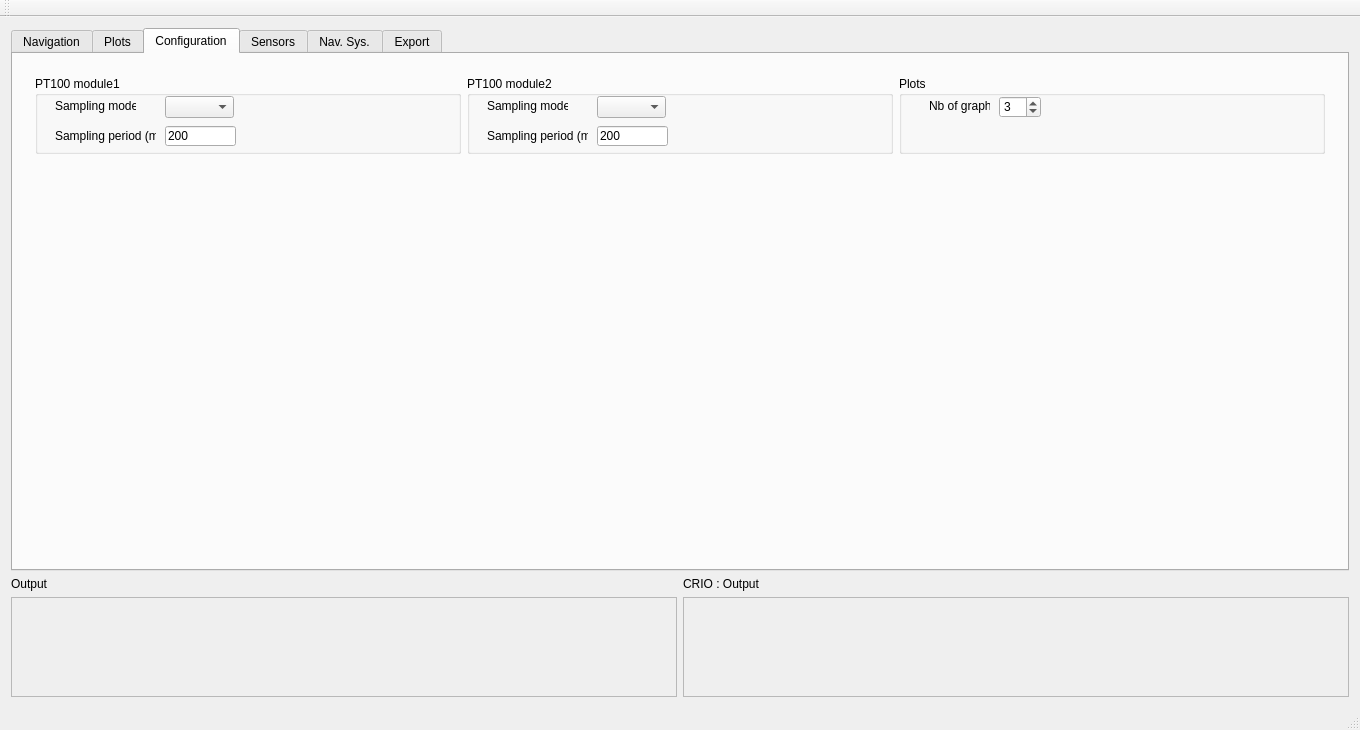
debelyoo/catamaran-ui, file mainwindow.ui: the form before one commit.
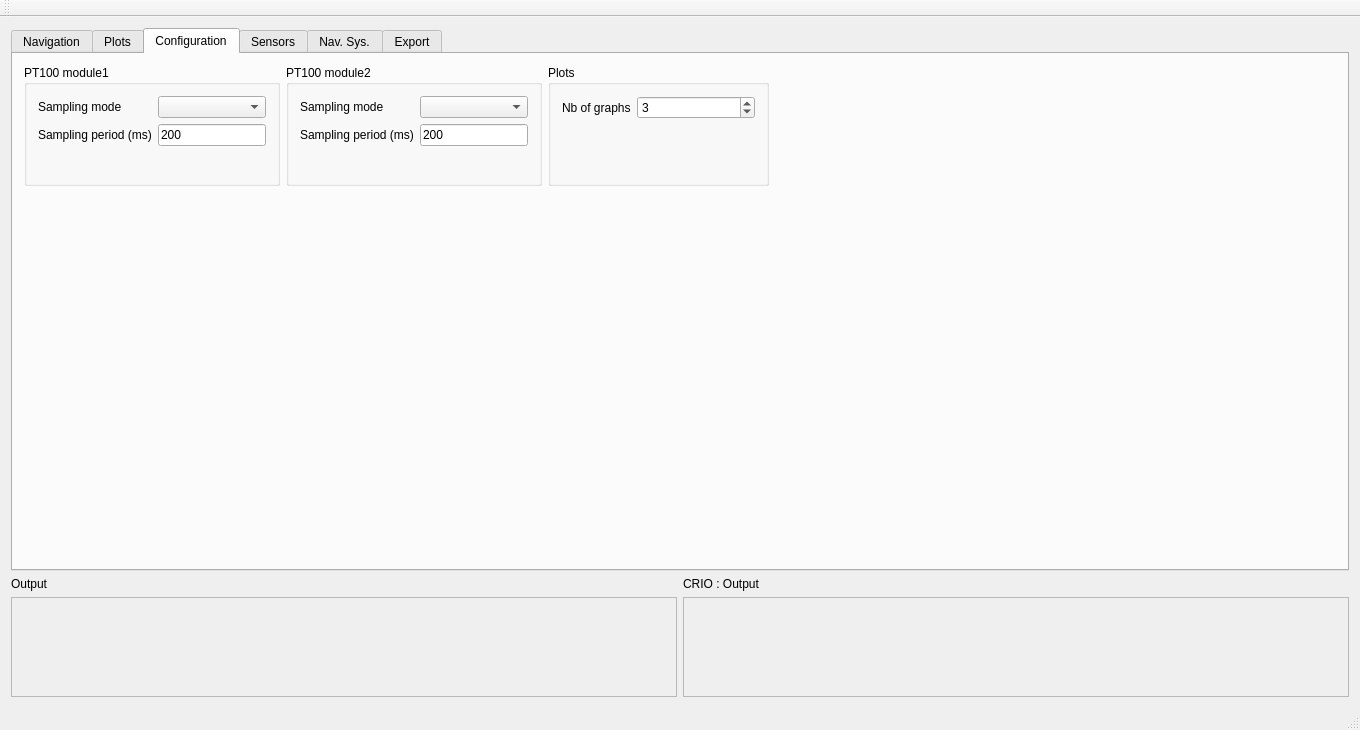
The form after the commit. The open tabs and pages were chosen to show the change. Icons and pictures are not drawn.

```diff
--- a/mainwindow.ui
+++ b/mainwindow.ui
@@ -722,159 +722,136 @@
        </attribute>
        <layout class="QVBoxLayout" name="verticalLayout_2">
         <item>
-         <widget class="QWidget" name="widget" native="true">
-          <property name="sizePolicy">
-           <sizepolicy hsizetype="Expanding" vsizetype="Fixed">
-            <horstretch>0</horstretch>
-            <verstretch>0</verstretch>
-           </sizepolicy>
-          </property>
-          <property name="minimumSize">
-           <size>
-            <width>700</width>
-            <height>100</height>
-           </size>
-          </property>
-          <layout class="QHBoxLayout" name="horizontalLayout">
+         <layout class="QHBoxLayout" name="horizontalLayout_11" stretch="1,0,1,1">
            <item>
             <widget class="QGroupBox" name="groupBox">
+            <property name="sizePolicy">
+             <sizepolicy hsizetype="Fixed" vsizetype="Fixed">
+              <horstretch>0</horstretch>
+              <verstretch>0</verstretch>
+             </sizepolicy>
+            </property>
+            <property name="minimumSize">
+             <size>
+              <width>221</width>
+              <height>121</height>
+             </size>
+            </property>
              <property name="title">
               <string>PT100 module1</string>
              </property>
-             <widget class="QComboBox" name="pt100_module1_comboBox">
-              <property name="geometry">
-               <rect>
-                <x>130</x>
-                <y>20</y>
-                <width>69</width>
-                <height>22</height>
-               </rect>
-              </property>
-             </widget>
+            <layout class="QFormLayout" name="formLayout_5">
+             <property name="fieldGrowthPolicy">
+              <enum>QFormLayout::AllNonFixedFieldsGrow</enum>
+             </property>
+             <item row="0" column="1">
+              <widget class="QComboBox" name="pt100_module1_comboBox"/>
+             </item>
+             <item row="0" column="0">
              <widget class="QLabel" name="label_18">
-              <property name="geometry">
-               <rect>
-                <x>20</x>
-                <y>20</y>
-                <width>81</width>
-                <height>20</height>
-               </rect>
-              </property>
               <property name="text">
                <string>Sampling mode</string>
               </property>
              </widget>
+             </item>
+             <item row="1" column="0">
              <widget class="QLabel" name="label_19">
-              <property name="geometry">
-               <rect>
-                <x>20</x>
-                <y>50</y>
-                <width>101</width>
-                <height>20</height>
-               </rect>
-              </property>
               <property name="text">
                <string>Sampling period (ms)</string>
               </property>
              </widget>
+             </item>
+             <item row="1" column="1">
              <widget class="QLineEdit" name="lineEdit">
-              <property name="geometry">
-               <rect>
-                <x>130</x>
-                <y>50</y>
-                <width>71</width>
-                <height>20</height>
-               </rect>
-              </property>
               <property name="text">
                <string>200</string>
               </property>
              </widget>
+             </item>
+            </layout>
             </widget>
            </item>
            <item>
             <widget class="QGroupBox" name="groupBox_2">
+            <property name="sizePolicy">
+             <sizepolicy hsizetype="Fixed" vsizetype="Fixed">
+              <horstretch>0</horstretch>
+              <verstretch>0</verstretch>
+             </sizepolicy>
+            </property>
+            <property name="minimumSize">
+             <size>
+              <width>221</width>
+              <height>121</height>
+             </size>
+            </property>
              <property name="title">
               <string>PT100 module2</string>
              </property>
-             <widget class="QComboBox" name="pt100_module2_comboBox">
-              <property name="geometry">
-               <rect>
-                <x>130</x>
-                <y>20</y>
-                <width>69</width>
-                <height>22</height>
-               </rect>
-              </property>
-             </widget>
+            <layout class="QFormLayout" name="formLayout_3">
+             <property name="fieldGrowthPolicy">
+              <enum>QFormLayout::AllNonFixedFieldsGrow</enum>
+             </property>
+             <item row="0" column="0">
              <widget class="QLabel" name="label_22">
-              <property name="geometry">
-               <rect>
-                <x>20</x>
-                <y>20</y>
-                <width>81</width>
-                <height>20</height>
-               </rect>
-              </property>
               <property name="text">
                <string>Sampling mode</string>
               </property>
              </widget>
+             </item>
+             <item row="1" column="0">
              <widget class="QLabel" name="label_23">
-              <property name="geometry">
-               <rect>
-                <x>20</x>
-                <y>50</y>
-                <width>101</width>
-                <height>20</height>
-               </rect>
-              </property>
               <property name="text">
                <string>Sampling period (ms)</string>
               </property>
              </widget>
+             </item>
+             <item row="0" column="1">
+              <widget class="QComboBox" name="pt100_module2_comboBox"/>
+             </item>
+             <item row="1" column="1">
              <widget class="QLineEdit" name="lineEdit_3">
-              <property name="geometry">
-               <rect>
-                <x>130</x>
-                <y>50</y>
-                <width>71</width>
-                <height>20</height>
-               </rect>
-              </property>
               <property name="text">
                <string>200</string>
               </property>
              </widget>
+             </item>
+            </layout>
+            <zorder>addressesContainer</zorder>
+            <zorder>groupBox</zorder>
+            <zorder>label_22</zorder>
+            <zorder>label_23</zorder>
+            <zorder>pt100_module2_comboBox</zorder>
+            <zorder>lineEdit_3</zorder>
             </widget>
            </item>
            <item>
             <widget class="QGroupBox" name="groupBox_3">
+            <property name="sizePolicy">
+             <sizepolicy hsizetype="Fixed" vsizetype="Fixed">
+              <horstretch>0</horstretch>
+              <verstretch>0</verstretch>
+             </sizepolicy>
+            </property>
+            <property name="minimumSize">
+             <size>
+              <width>221</width>
+              <height>121</height>
+             </size>
+            </property>
              <property name="title">
               <string>Plots</string>
              </property>
+            <layout class="QFormLayout" name="formLayout_4">
+             <item row="0" column="0">
              <widget class="QLabel" name="label_17">
-              <property name="geometry">
-               <rect>
-                <x>30</x>
-                <y>20</y>
-                <width>61</width>
-                <height>20</height>
-               </rect>
-              </property>
               <property name="text">
                <string>Nb of graphs</string>
               </property>
              </widget>
+             </item>
+             <item row="0" column="1">
              <widget class="QSpinBox" name="graphNbSpinBox">
-              <property name="geometry">
-               <rect>
-                <x>100</x>
-                <y>20</y>
-                <width>42</width>
-                <height>22</height>
-               </rect>
-              </property>
               <property name="minimum">
                <number>1</number>
               </property>
@@ -885,16 +862,38 @@
                <number>3</number>
               </property>
              </widget>
-            </widget>
-           </item>
-          </layout>
-          <zorder>groupBox_3</zorder>
+             </item>
+            </layout>
+            <zorder>label_17</zorder>
+            <zorder>graphNbSpinBox</zorder>
           <zorder>groupBox_2</zorder>
           <zorder>groupBox</zorder>
          </widget>
         </item>
         <item>
-         <widget class="QWidget" name="addressesContainer" native="true"/>
+           <spacer name="horizontalSpacer_6">
+            <property name="orientation">
+             <enum>Qt::Horizontal</enum>
+            </property>
+            <property name="sizeHint" stdset="0">
+             <size>
+              <width>40</width>
+              <height>20</height>
+             </size>
+            </property>
+           </spacer>
+          </item>
+         </layout>
+        </item>
+        <item>
+         <widget class="QWidget" name="addressesContainer" native="true">
+          <property name="sizePolicy">
+           <sizepolicy hsizetype="Preferred" vsizetype="Preferred">
+            <horstretch>0</horstretch>
+            <verstretch>1</verstretch>
+           </sizepolicy>
+          </property>
+         </widget>
         </item>
        </layout>
       </widget>
```
Left out of the diff: 124 changed lines with no effect on the pictures. Lines whose indentation alone changed are shown as unchanged.
